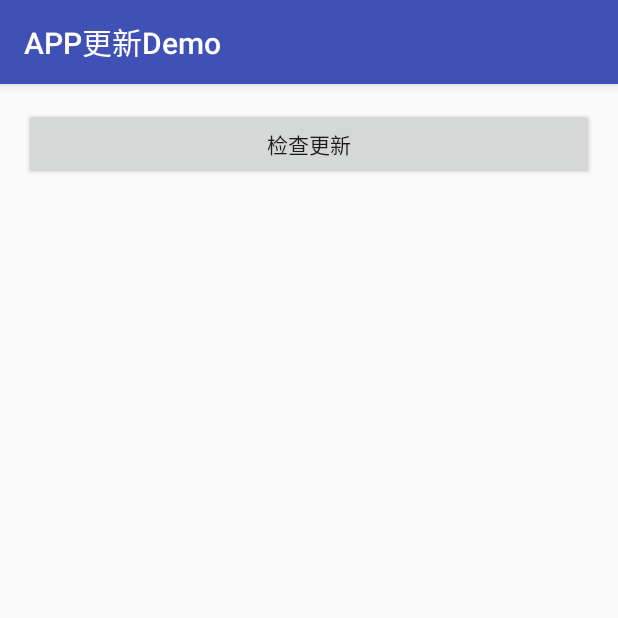
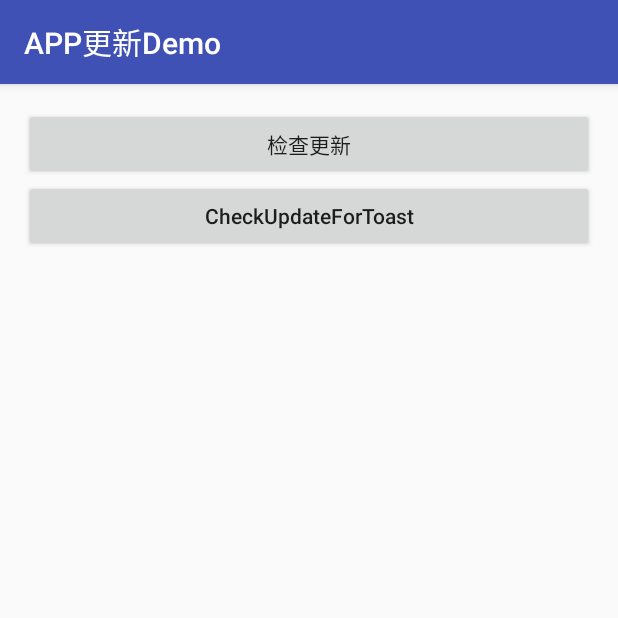
Before and after one commit to Leo0618/AppUpdate, an Android app: the MainActivity screen opened directly, with no data from a screen before it, on a phone screen of 412 x 824 dp, the top half of it. Run offline under Robolectric (Android 15) with nearby library versions, the phone set to English and light mode, and no system bars.

Commit message:
solve issue1

```diff
--- a/app/src/main/java/com/lzj/appupdateexample/MyApp.java
+++ b/app/src/main/java/com/lzj/appupdateexample/MyApp.java
@@ -12,9 +12,11 @@ import com.leo618.utils.AndroidUtilsCore;
  */
 
 public class MyApp extends Application {
+
     @Override
     public void onCreate() {
         super.onCreate();
         AndroidUtilsCore.install(this);
     }
+
 }
--- a/app/src/main/java/com/lzj/appupdateexample/SplashActivity.java
+++ b/app/src/main/java/com/lzj/appupdateexample/SplashActivity.java
@@ -69,5 +69,6 @@ public class SplashActivity extends AppCompatActivity {
 
     @Override
     public void onBackPressed() {
+        //can not go back
     }
 }
--- a/app/src/main/res/layout/activity_main.xml
+++ b/app/src/main/res/layout/activity_main.xml
@@ -1,8 +1,7 @@
 <?xml version="1.0" encoding="utf-8"?>
-<LinearLayout
+<LinearLayout xmlns:android="http://schemas.android.com/apk/res/android"
+    xmlns:tools="http://schemas.android.com/tools"
     android:id="@+id/activity_main"
-    xmlns:android="http://schemas.android.com/apk/res/android"
-    xmlns:tools="http://schemas.android.com/tools"
     android:layout_width="match_parent"
     android:layout_height="match_parent"
     android:orientation="vertical"
@@ -16,5 +15,12 @@
         android:layout_width="match_parent"
         android:layout_height="wrap_content"
         android:onClick="checkUpdate"
-        android:text="检查更新"/>
+        android:text="检查更新" />
+
+    <Button
+        android:layout_width="match_parent"
+        android:layout_height="wrap_content"
+        android:onClick="checkUpdateForToast"
+        android:text="CheckUpdateForToast"
+        android:textAllCaps="false" />
 </LinearLayout>
```
Also changed, not shown: app/src/main/java/com/lzj/appupdateexample/MainActivity.java (+56 -0 lines).
